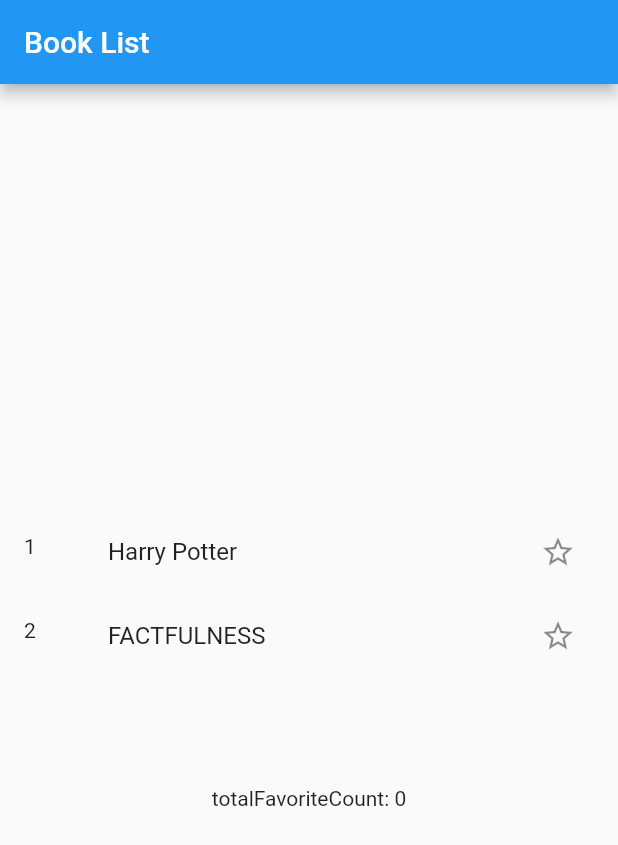
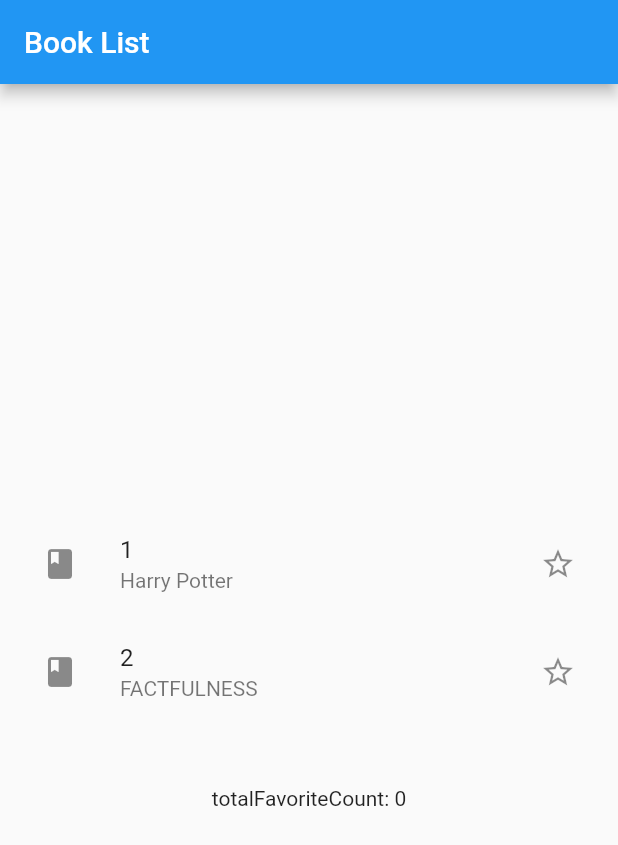
Before and after one commit to daiki1003/bookshelf_sample, a Flutter app: the screen it shows after launch, on a phone screen of 412 x 824 dp. Shown: the top 845 px of the screen. Run offline on Flutter 3.47's test engine with Material 2 defaults, Android fonts, the phone set to English and light mode, and no system bars.

```diff
--- a/lib/main.dart
+++ b/lib/main.dart
@@ -1,5 +1,4 @@
 import 'package:flutter/material.dart';
-import 'package:provider/provider.dart';
 
 import './screens/bookshelf_screen.dart';
 
@@ -10,16 +9,13 @@ void main() {
 class MyApp extends StatelessWidget {
   @override
   Widget build(BuildContext context) {
-    return ChangeNotifierProvider(
-      create: (ctx) => Books(),
-      child: MaterialApp(
-        title: 'Flutter Demo',
-        theme: ThemeData(
-          primarySwatch: Colors.blue,
-          visualDensity: VisualDensity.adaptivePlatformDensity,
-        ),
-        home: BookshelfScreen(),
+    return MaterialApp(
+      title: 'Flutter Demo',
+      theme: ThemeData(
+        primarySwatch: Colors.blue,
+        visualDensity: VisualDensity.adaptivePlatformDensity,
       ),
+      home: BookshelfScreen(),
     );
   }
 }
--- a/lib/screens/bookshelf_screen.dart
+++ b/lib/screens/bookshelf_screen.dart
@@ -1,7 +1,7 @@
 import 'package:flutter/material.dart';
 import 'package:provider/provider.dart';
 
-class Book {
+class Book with ChangeNotifier {
   Book(this.id, this.title);
 
   final String id;
@@ -10,6 +10,7 @@ class Book {
 
   void toggleFavorite() {
     isFavorite = !isFavorite;
+    notifyListeners();
   }
 }
 
@@ -41,7 +42,6 @@ class Books with ChangeNotifier {
 class BookshelfScreen extends StatelessWidget {
   @override
   Widget build(BuildContext context) {
-    final booksData = Provider.of<Books>(context, listen: false);
     return Scaffold(
       appBar: AppBar(
         title: const Text('Book List'),
@@ -49,17 +49,21 @@ class BookshelfScreen extends StatelessWidget {
       body: Center(
         child: SizedBox(
           height: 200,
+          child: ChangeNotifierProvider(
+            create: (ctx) => Books(),
             child: Column(
               children: <Widget>[
                 Expanded(
-                child: Bookshelf(booksData.books),
+                  child: Bookshelf(),
                 ),
                 Consumer<Books>(
                   builder: (ctx, booksData, _) => Center(
-                  child: Text('totalFavoriteCount: ${booksData.favoriteCount}'),
+                    child:
+                        Text('totalFavoriteCount: ${booksData.favoriteCount}'),
                   ),
                 ),
               ],
+            ),
           ),
         ),
       ),
@@ -68,36 +72,38 @@ class BookshelfScreen extends StatelessWidget {
 }
 
 class Bookshelf extends StatelessWidget {
-  const Bookshelf(this.books);
-
-  final List<Book> books;
-
   @override
   Widget build(BuildContext context) {
+    final booksData = Provider.of<Books>(context, listen: false);
     return ListView.builder(
-      itemCount: books.length,
-      itemBuilder: (ctx, index) => BookItem(
-        books[index].id,
+      itemCount: booksData.books.length,
+      itemBuilder: (ctx, index) => ChangeNotifierProvider.value(
+        value: booksData.books[index],
+        child: BookItem(),
       ),
     );
   }
 }
 
 class BookItem extends StatelessWidget {
-  const BookItem(this.bookId);
-
-  final String bookId;
-
   @override
   Widget build(BuildContext context) {
-    final booksData = Provider.of<Books>(context);
-    final book = booksData.findById(bookId);
-    return ListTile(
-      leading: Text(book.id),
-      title: Text(book.title),
+    return Consumer<Book>(
+      builder: (ctx, book, child) => ListTile(
+        leading: child,
+        title: Text(book.id),
+        subtitle: Text(book.title),
         trailing: IconButton(
           icon: Icon(book.isFavorite ? Icons.star : Icons.star_border),
-        onPressed: () => booksData.toggleFavorite(book.id),
+          onPressed: () => Provider.of<Books>(context, listen: false)
+              .toggleFavorite(book.id),
+        ),
+      ),
+      child: IconButton(
+        icon: const Icon(
+          Icons.book,
+        ),
+        onPressed: () {},
       ),
     );
   }
```
Lines whose indentation alone changed are shown as unchanged.
